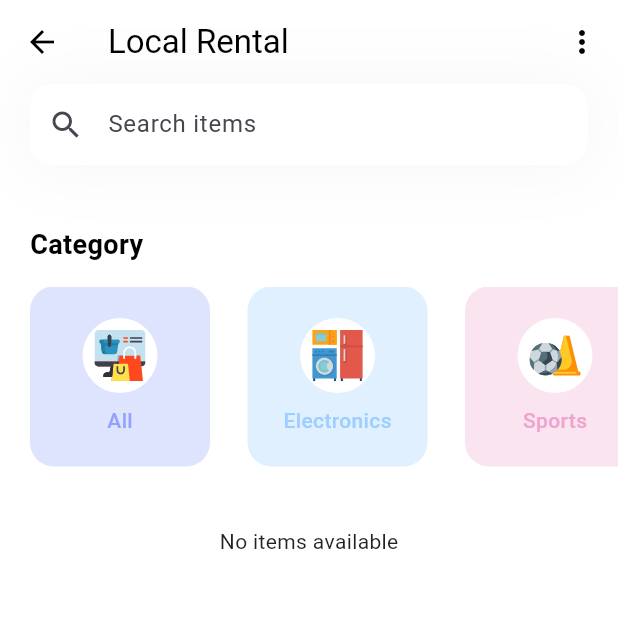
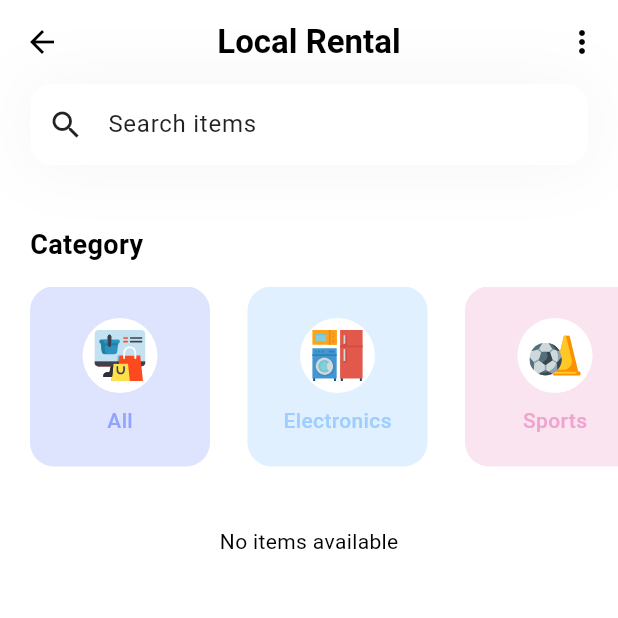
Before and after one commit to Sagar2006/Local-Rental-Flutter-, a Flutter app: the HomePage screen opened directly, on a phone screen of 412 x 824 dp, the top half of it. Run offline on Flutter 3.47's test engine with Material 3 defaults, Android fonts, the phone set to English and light mode, and no system bars; our stand-ins replace cached_network_image, firebase_auth, firebase_core, firebase_database, flutter_carousel_widget, flutter_svg and 3 more; accounts and stored records are empty.

Commit message:
title adjustmends and refining themes

```diff
--- a/lib/pages/home.dart
+++ b/lib/pages/home.dart
@@ -204,6 +204,7 @@ class _HomePageState extends State<HomePage> {
     }
 
     final currentUser = FirebaseAuth.instance.currentUser;
+    final theme = Theme.of(context);
 
     // Filter out items added by the current user
     final filteredItems = _items.where((item) {
@@ -215,23 +216,26 @@ class _HomePageState extends State<HomePage> {
 
     if (filteredItems.isEmpty) {
       return Center(
-        child: Text(_selectedCategory != null
-            ? 'No items available in $_selectedCategory category'
-            : 'No items available'),
+        child: Text(
+          _selectedCategory != null
+              ? 'No items available in $_selectedCategory category'
+              : 'No items available',
+          style: TextStyle(color: theme.textTheme.bodyLarge?.color),
+        ),
       );
     }
 
     return Column(
       crossAxisAlignment: CrossAxisAlignment.start,
       children: [
-        const Padding(
-          padding: EdgeInsets.only(left: 20),
+        Padding(
+          padding: const EdgeInsets.only(left: 20),
           child: Text(
             'Available Items',
             style: TextStyle(
-              color: Colors.black,
+              color: theme.textTheme.bodyLarge?.color,
               fontSize: 18,
-              fontWeight: FontWeight.w600,
+              fontWeight: FontWeight.bold,
             ),
           ),
         ),
@@ -375,12 +379,16 @@ class _HomePageState extends State<HomePage> {
   }
 
   Widget _searchField() {
+    final theme = Theme.of(context);
+
     return Container(
       margin: const EdgeInsets.symmetric(horizontal: 20),
       decoration: BoxDecoration(
         boxShadow: [
           BoxShadow(
-            color: const Color(0xff1D1617).withAlpha(11),
+            color: theme.brightness == Brightness.dark
+                ? Colors.black.withAlpha(20)
+                : const Color(0xff1D1617).withAlpha(11),
             blurRadius: 40,
             spreadRadius: 0.0,
           )
@@ -391,32 +399,36 @@ class _HomePageState extends State<HomePage> {
         child: TextField(
           decoration: InputDecoration(
             filled: true,
-            fillColor: Colors.white,
+            fillColor: theme.cardColor,
             contentPadding: const EdgeInsets.all(15),
             hintText: 'Search items',
-            prefixIcon: const Icon(Icons.search),
+            hintStyle: TextStyle(color: theme.textTheme.bodyMedium?.color),
+            prefixIcon: Icon(Icons.search, color: theme.iconTheme.color),
             border: OutlineInputBorder(
               borderRadius: BorderRadius.circular(15),
               borderSide: BorderSide.none,
             ),
           ),
+          style: TextStyle(color: theme.textTheme.bodyLarge?.color),
         ),
       ),
     );
   }
 
   Widget _categoriesSection() {
+    final theme = Theme.of(context);
+
     return Column(
       crossAxisAlignment: CrossAxisAlignment.start,
       children: [
-        const Padding(
-          padding: EdgeInsets.only(left: 20),
+        Padding(
+          padding: const EdgeInsets.only(left: 20),
           child: Text(
             'Category',
             style: TextStyle(
-              color: Colors.black,
+              color: theme.textTheme.bodyLarge?.color,
               fontSize: 18,
-              fontWeight: FontWeight.w600,
+              fontWeight: FontWeight.bold,
             ),
           ),
         ),
@@ -502,13 +514,23 @@ class _HomePageState extends State<HomePage> {
 
   @override
   Widget build(BuildContext context) {
+    final theme = Theme.of(context);
+
     return Scaffold(
       body: Column(
         children: [
           AppBar(
-            title: const Text('Local Rental'),
-            backgroundColor: Colors.white,
-            foregroundColor: Colors.black,
+            title: const Text(
+              'Local Rental',
+              style: TextStyle(
+                fontWeight: FontWeight.bold,
+              ),
+            ),
+            centerTitle: true,
+            backgroundColor: theme.brightness == Brightness.dark
+                ? const Color(0xFF1E1E1E)
+                : Colors.white,
+            foregroundColor: theme.textTheme.bodyLarge?.color,
             elevation: 0,
             actions: [
               PopupMenuButton<String>(
```
Also changed, not shown: lib/pages/cart_page.dart (+21 -6 lines), lib/pages/item_detail_page.dart (+22 -8 lines), lib/pages/my_items_page.dart (+13 -3 lines), lib/pages/profile_page.dart (+12 -4 lines), lib/pages/settings_page.dart (+11 -5 lines).
